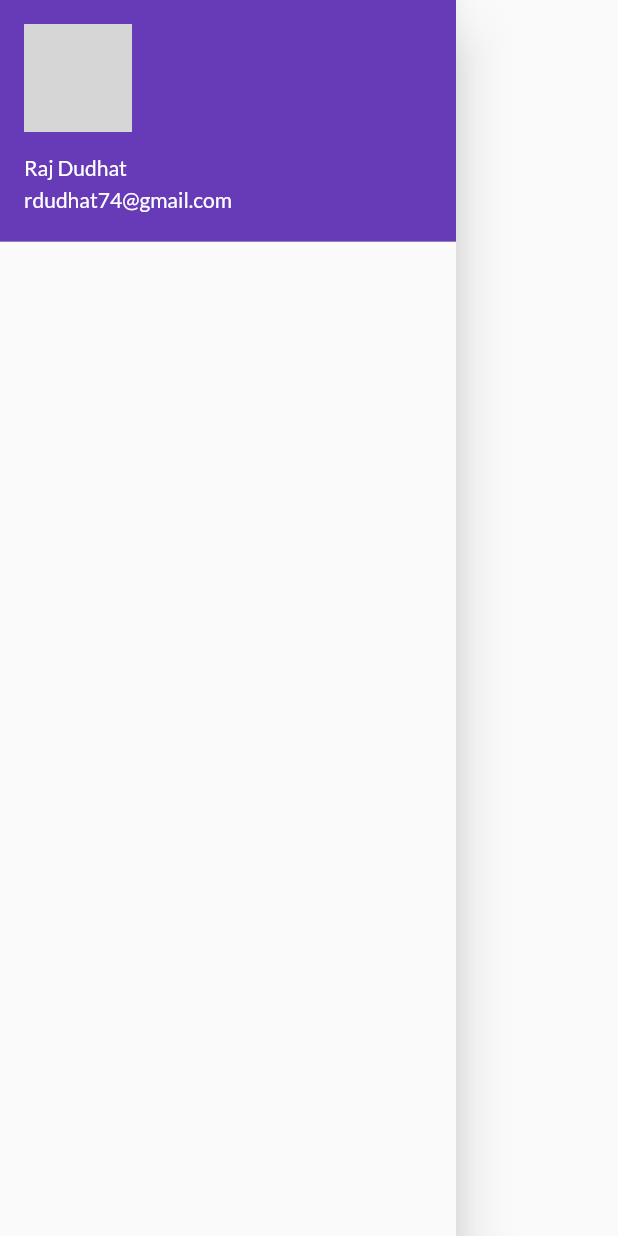
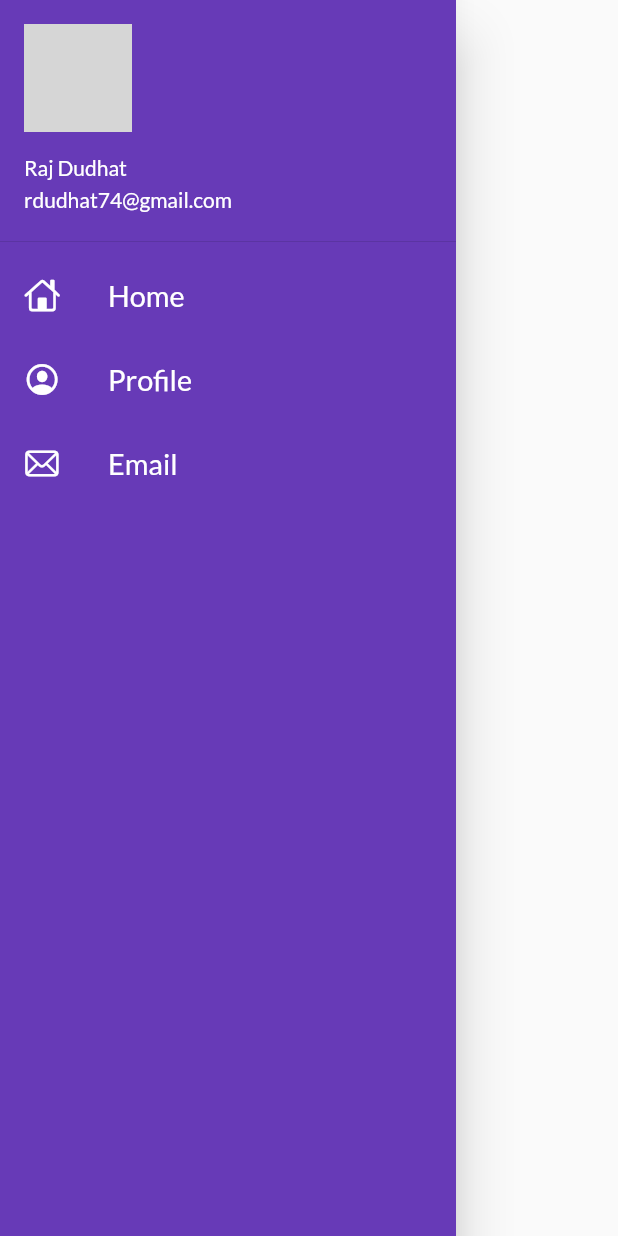
Before and after one commit to raj-610/catalogApp, a Flutter app: the MyDrawer widget shown alone on an empty page, opened directly, on a phone screen of 412 x 824 dp. Run offline on Flutter 3.47's test engine with Material 2 defaults, Android fonts, the phone set to English and light mode, and no system bars; our stand-ins replace google_fonts; network calls fail; grey boxes are pictures that could not be loaded.

Commit message:
drawer is created

```diff
--- a/lib/main.dart
+++ b/lib/main.dart
@@ -22,7 +22,7 @@ class MyApp extends StatelessWidget {
       debugShowCheckedModeBanner: false,
       darkTheme: ThemeData(brightness: Brightness.dark),
       routes: {
-        "/":(context) => LoginPage(),
+        "/":(context) => HomePage(),
         MyRoutes.homeRoute:(context) => HomePage(),
         MyRoutes.loginRoute:(context) => LoginPage(),
       }
--- a/lib/widgets/drawer.dart
+++ b/lib/widgets/drawer.dart
@@ -1,3 +1,4 @@
+import 'package:flutter/cupertino.dart';
 import 'package:flutter/material.dart';
 
 class MyDrawer extends StatelessWidget {
@@ -5,20 +6,64 @@ class MyDrawer extends StatelessWidget {
 
   @override
   Widget build(BuildContext context) {
-    final imageUrl = "https://lh3.googleusercontent.com/a/AEdFTp49VX44le0im0hlMecPUFcNXKFpCBl-Z4M8guy5=s96-c-rg-br100";
+    final imageUrl =
+        "https://lh3.googleusercontent.com/a/AEdFTp49VX44le0im0hlMecPUFcNXKFpCBl-Z4M8guy5=s96-c-rg-br100";
     return Drawer(
-      child: ListView(
-        children: [
-          DrawerHeader(
+      child: Container(
+        color: Colors.deepPurple,
+        child: ListView(
+          children: [
+            DrawerHeader(
               padding: EdgeInsets.zero,
               child: UserAccountsDrawerHeader(
                 margin: EdgeInsets.zero,
                 accountName: Text("Raj Dudhat"),
                 accountEmail: Text("rdudhat74@gmail.com"),
-                currentAccountPicture: Image.network(imageUrl),
-
-              ))
-        ],
+                currentAccountPicture:
+                    CircleAvatar(backgroundImage: NetworkImage(imageUrl)),
+              ),
+            ),
+            ListTile(
+              leading: Icon(
+                CupertinoIcons.home,
+                color: Colors.white,
+              ),
+              title: Text(
+                "Home",
+                textScaleFactor: 1.2,
+                style: TextStyle(
+                  color: Colors.white,
+                ),
+              ),
+            ),
+            ListTile(
+              leading: Icon(
+                CupertinoIcons.profile_circled,
+                color: Colors.white,
+              ),
+              title: Text(
+                "Profile",
+                textScaleFactor: 1.2,
+                style: TextStyle(
+                  color: Colors.white,
+                ),
+              ),
+            ),
+            ListTile(
+              leading: Icon(
+                CupertinoIcons.mail,
+                color: Colors.white,
+              ),
+              title: Text(
+                "Email",
+                textScaleFactor: 1.2,
+                style: TextStyle(
+                  color: Colors.white,
+                ),
+              ),
+            )
+          ],
+        ),
       ),
     );
   }
```
